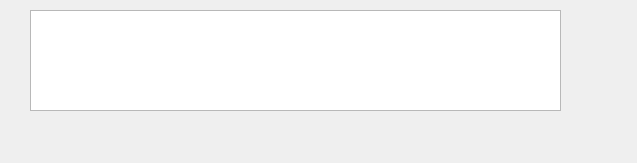
huggle/huggle, file huggleQT/huggle/hugglelog.ui: the form before one commit.
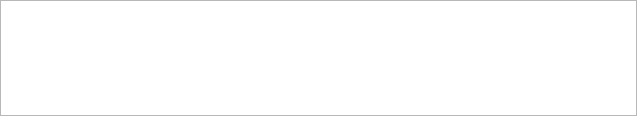
The form after the commit.

Diff of the .ui file:
```diff
--- a/huggleQT/huggle/hugglelog.ui
+++ b/huggleQT/huggle/hugglelog.ui
@@ -7,31 +7,31 @@
     <x>0</x>
     <y>0</y>
     <width>637</width>
-    <height>163</height>
+    <height>116</height>
    </rect>
   </property>
+  <property name="features">
+   <set>QDockWidget::DockWidgetFloatable|QDockWidget::DockWidgetMovable</set>
+  </property>
   <property name="windowTitle">
    <string>System log</string>
   </property>
   <widget class="QWidget" name="dockWidgetContents">
-   <widget class="QWidget" name="verticalLayoutWidget">
-    <property name="geometry">
-     <rect>
-      <x>30</x>
-      <y>10</y>
-      <width>531</width>
-      <height>101</height>
-     </rect>
-    </property>
     <layout class="QVBoxLayout" name="verticalLayout">
-     <property name="sizeConstraint">
-      <enum>QLayout::SetMaximumSize</enum>
+    <property name="spacing">
+     <number>0</number>
+    </property>
+    <property name="margin">
+     <number>0</number>
      </property>
      <item>
-      <widget class="QTextEdit" name="textEdit"/>
-     </item>
-    </layout>
-   </widget>
+     <widget class="QTextEdit" name="textEdit">
+      <property name="readOnly">
+       <bool>true</bool>
+      </property>
+     </widget>
+    </item>
+   </layout>
   </widget>
  </widget>
  <resources/>
```
Lines whose indentation alone changed are shown as unchanged.
